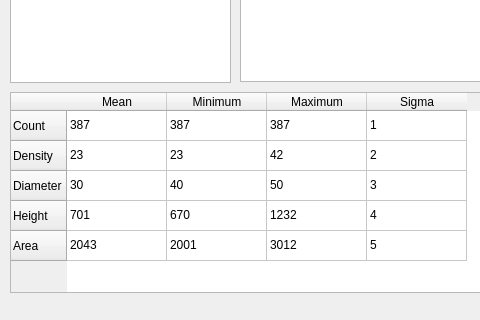
Above: src/gui/ui_designs/gui_prototype1.2_graphics_view.ui from Nikolajkng/NanoparticleAnalysis before the change; both pictures show x 0 to 480 and y 467 to 787 of the 1263 by 787 pixel window. Below: the same form after it.
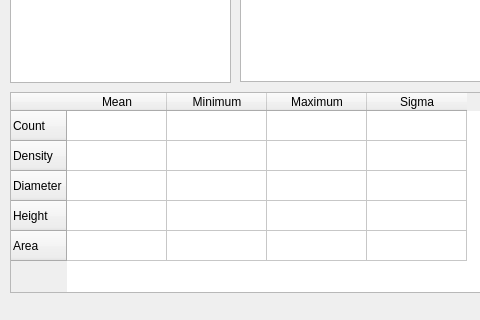
That is the form after the change.

Commit message: rm placeholder numbers in table

The edit to the form file:
```diff
--- a/src/gui/ui_designs/gui_prototype1.2_graphics_view.ui
+++ b/src/gui/ui_designs/gui_prototype1.2_graphics_view.ui
@@ -97,102 +97,102 @@
     </column>
     <item row="0" column="0">
      <property name="text">
-      <string>387</string>
+      <string/>
      </property>
     </item>
     <item row="0" column="1">
      <property name="text">
-      <string>387</string>
+      <string/>
      </property>
     </item>
     <item row="0" column="2">
      <property name="text">
-      <string>387</string>
+      <string/>
      </property>
     </item>
     <item row="0" column="3">
      <property name="text">
-      <string>1</string>
+      <string/>
      </property>
     </item>
     <item row="1" column="0">
      <property name="text">
-      <string>23</string>
+      <string/>
      </property>
     </item>
     <item row="1" column="1">
      <property name="text">
-      <string>23</string>
+      <string/>
      </property>
     </item>
     <item row="1" column="2">
      <property name="text">
-      <string>42</string>
+      <string/>
      </property>
     </item>
     <item row="1" column="3">
      <property name="text">
-      <string>2</string>
+      <string/>
      </property>
     </item>
     <item row="2" column="0">
      <property name="text">
-      <string>30</string>
+      <string/>
      </property>
     </item>
     <item row="2" column="1">
      <property name="text">
-      <string>40</string>
+      <string/>
      </property>
     </item>
     <item row="2" column="2">
      <property name="text">
-      <string>50</string>
+      <string/>
      </property>
     </item>
     <item row="2" column="3">
      <property name="text">
-      <string>3</string>
+      <string/>
      </property>
     </item>
     <item row="3" column="0">
      <property name="text">
-      <string>701</string>
+      <string/>
      </property>
     </item>
     <item row="3" column="1">
      <property name="text">
-      <string>670</string>
+      <string/>
      </property>
     </item>
     <item row="3" column="2">
      <property name="text">
-      <string>1232</string>
+      <string/>
      </property>
     </item>
     <item row="3" column="3">
      <property name="text">
-      <string>4</string>
+      <string/>
      </property>
     </item>
     <item row="4" column="0">
      <property name="text">
-      <string>2043</string>
+      <string/>
      </property>
     </item>
     <item row="4" column="1">
      <property name="text">
-      <string>2001</string>
+      <string/>
      </property>
     </item>
     <item row="4" column="2">
      <property name="text">
-      <string>3012</string>
+      <string/>
      </property>
     </item>
     <item row="4" column="3">
      <property name="text">
-      <string>5</string>
+      <string/>
      </property>
     </item>
    </widget>
```
Left out of the diff: 2 changed lines with no effect on the pictures. The commit also changes 2 other files.
